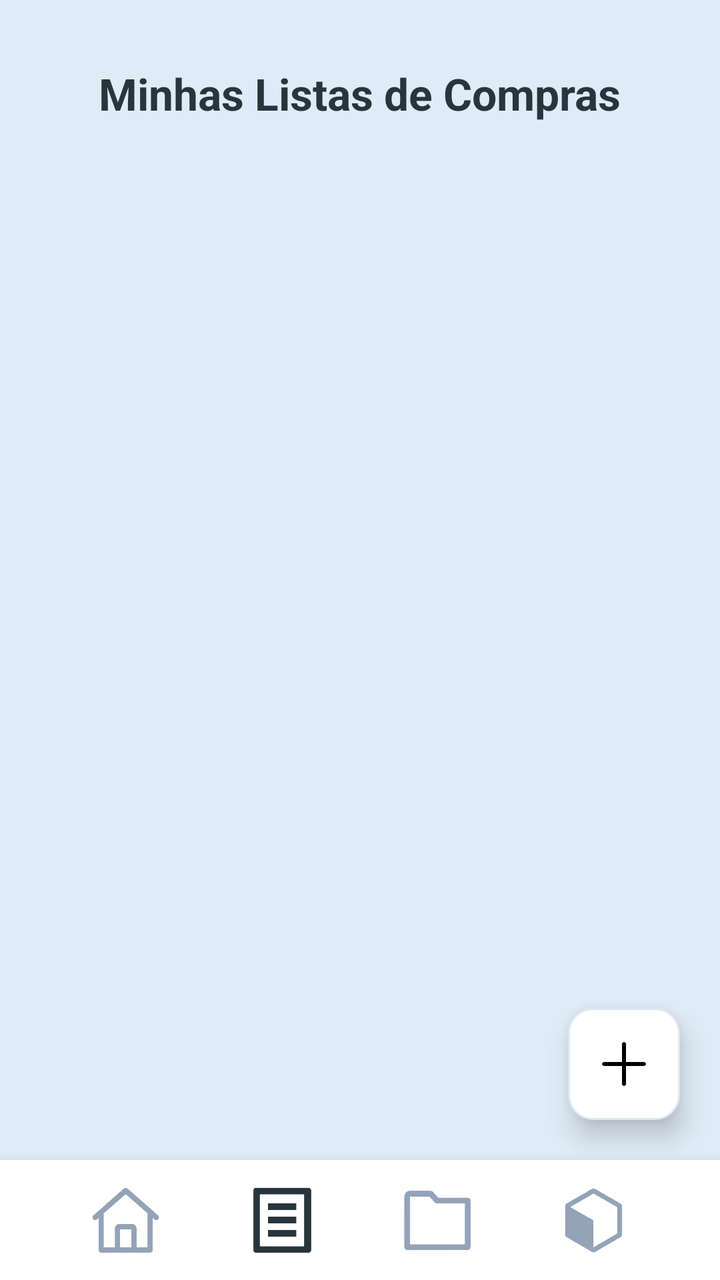
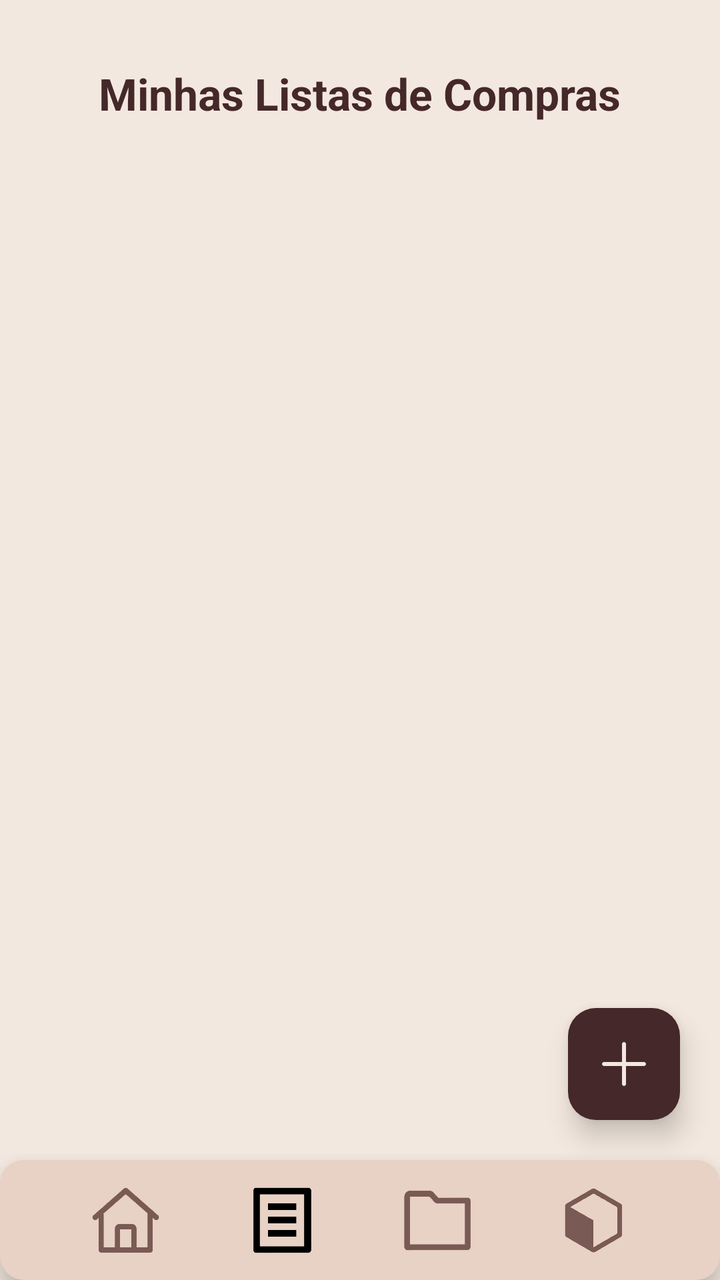

Compare the two renders of this Android layout. The source of the first and the diff that turns it into the second are given below.
<!-- AndroidManifest.xml: application theme Theme.ListaCompras -->
<!-- res/layout/activity_listas_salvas.xml -->
<?xml version="1.0" encoding="utf-8"?>
<RelativeLayout xmlns:android="http://schemas.android.com/apk/res/android"
    xmlns:app="http://schemas.android.com/apk/res-auto"
    android:id="@+id/main"
    android:layout_width="match_parent"
    android:layout_height="match_parent"
    android:background="#DFEBF6">

    
    <TextView
        android:id="@+id/txtTituloListas"
        android:layout_width="wrap_content"
        android:layout_height="wrap_content"
        android:text="Minhas Listas de Compras"
        android:textSize="22sp"
        android:textStyle="bold"
        android:textColor="#29353C"
        android:layout_marginTop="32dp"
        android:layout_centerHorizontal="true" />

    
    <androidx.recyclerview.widget.RecyclerView
        android:id="@+id/recyclerListasSalvas"
        android:layout_width="match_parent"
        android:layout_height="match_parent"
        android:layout_below="@id/txtTituloListas"
        android:layout_above="@id/btnAdicionarLista"
        android:padding="16dp" />

    
    <ImageView
        android:id="@+id/btnAdicionarLista"
        android:layout_width="56dp"
        android:layout_height="56dp"
        android:src="@drawable/ic_add"
        android:background="@drawable/card_secundario"
        android:padding="12dp"
        android:layout_alignParentRight="true"
        android:layout_marginEnd="20dp"
        android:layout_marginBottom="20dp"
        android:layout_above="@id/footer"
        android:elevation="8dp" />

    
    <LinearLayout
        android:id="@+id/footer"
        android:layout_width="match_parent"
        android:layout_height="60dp"
        android:layout_alignParentBottom="true"
        android:background="#FFFFFF"
        android:elevation="10dp"
        android:gravity="center"
        android:orientation="horizontal"
        android:paddingHorizontal="24dp">

        <ImageView
            android:id="@+id/iconHome"
            android:layout_width="36dp"
            android:layout_height="36dp"
            android:layout_weight="1"
            android:src="@drawable/ic_home"
            app:tint="#94A3B8"/>

        <ImageView
            android:id="@+id/iconListas"
            android:layout_width="36dp"
            android:layout_height="36dp"
            android:layout_weight="1"
            android:src="@drawable/ic_lista"
            app:tint="#29353C"/>

        <ImageView
            android:id="@+id/iconCategorias"
            android:layout_width="36dp"
            android:layout_height="36dp"
            android:layout_weight="1"
            android:src="@drawable/ic_pasta"
            app:tint="#94A3B8"/>

        <ImageView
            android:id="@+id/iconProdutos"
            android:layout_width="36dp"
            android:layout_height="36dp"
            android:layout_weight="1"
            android:src="@drawable/ic_caixa"
            app:tint="#94A3B8"/>
    </LinearLayout>

</RelativeLayout>
<!-- resources referenced by this layout -->
<resources>
  <!-- drawable card_secundario (drawable) -->
  <shape xmlns:android="http://schemas.android.com/apk/res/android">
      <solid android:color="#FFFFFF"/>
      <corners android:radius="12dp"/>
      <stroke android:width="1dp" android:color="#E2E8F0"/>
  </shape>
  <!-- drawable ic_add: png bitmap (drawable, 3028 bytes) -->
  <!-- drawable ic_caixa: png bitmap (drawable, 30803 bytes) -->
  <!-- drawable ic_home: png bitmap (drawable, 26750 bytes) -->
  <!-- drawable ic_lista: png bitmap (drawable, 12721 bytes) -->
  <!-- drawable ic_pasta: png bitmap (drawable, 12054 bytes) -->
  <style name="Theme.ListaCompras" parent="Base.Theme.ListaCompras" />
  <style name="Base.Theme.ListaCompras" parent="Theme.Material3.DayNight.NoActionBar">
          
          
      </style>
</resources>

<!-- the commit's change to res/layout/activity_listas_salvas.xml (unified diff, before → after) -->
@@ -4,7 +4,7 @@
     android:id="@+id/main"
     android:layout_width="match_parent"
     android:layout_height="match_parent"
-    android:background="#DFEBF6">
+    android:background="#F3E8DF">
 
     
     <TextView
@@ -14,7 +14,7 @@
         android:text="Minhas Listas de Compras"
         android:textSize="22sp"
         android:textStyle="bold"
-        android:textColor="#29353C"
+        android:textColor="#452829"
         android:layout_marginTop="32dp"
         android:layout_centerHorizontal="true" />
 
@@ -33,8 +33,9 @@
         android:layout_width="56dp"
         android:layout_height="56dp"
         android:src="@drawable/ic_add"
-        android:background="@drawable/card_secundario"
+        android:background="@drawable/card_principal"
         android:padding="12dp"
+        app:tint="#F3E8DF"
         android:layout_alignParentRight="true"
         android:layout_marginEnd="20dp"
         android:layout_marginBottom="20dp"
@@ -47,7 +48,7 @@
         android:layout_width="match_parent"
         android:layout_height="60dp"
         android:layout_alignParentBottom="true"
-        android:background="#FFFFFF"
+        android:background="@drawable/card_secundario"
         android:elevation="10dp"
         android:gravity="center"
         android:orientation="horizontal"
@@ -59,7 +60,7 @@
             android:layout_height="36dp"
             android:layout_weight="1"
             android:src="@drawable/ic_home"
-            app:tint="#94A3B8"/>
+            app:tint="#7A5A54"/>
 
         <ImageView
             android:id="@+id/iconListas"
@@ -67,7 +68,7 @@
             android:layout_height="36dp"
             android:layout_weight="1"
             android:src="@drawable/ic_lista"
-            app:tint="#29353C"/>
+            app:tint="#000000"/>
 
         <ImageView
             android:id="@+id/iconCategorias"
@@ -75,7 +76,7 @@
             android:layout_height="36dp"
             android:layout_weight="1"
             android:src="@drawable/ic_pasta"
-            app:tint="#94A3B8"/>
+            app:tint="#7A5A54"/>
 
         <ImageView
             android:id="@+id/iconProdutos"
@@ -83,7 +84,7 @@
             android:layout_height="36dp"
             android:layout_weight="1"
             android:src="@drawable/ic_caixa"
-            app:tint="#94A3B8"/>
+            app:tint="#7A5A54"/>
     </LinearLayout>
 
 </RelativeLayout>
<!-- resource entries referenced after the edit -->
@@ -1,10 +1,14 @@
 <!-- resources referenced by this layout -->
 <resources>
+  <!-- drawable card_principal (drawable) -->
+  <shape xmlns:android="http://schemas.android.com/apk/res/android">
+      <solid android:color="#452829"/>
+      <corners android:radius="14dp"/>
+  </shape>
   <!-- drawable card_secundario (drawable) -->
   <shape xmlns:android="http://schemas.android.com/apk/res/android">
-      <solid android:color="#FFFFFF"/>
-      <corners android:radius="12dp"/>
-      <stroke android:width="1dp" android:color="#E2E8F0"/>
+      <solid android:color="#E8D1C5"/>
+      <corners android:radius="12dp"/>/>
   </shape>
   <!-- drawable ic_add: png bitmap (drawable, 3028 bytes) -->
   <!-- drawable ic_caixa: png bitmap (drawable, 30803 bytes) -->
